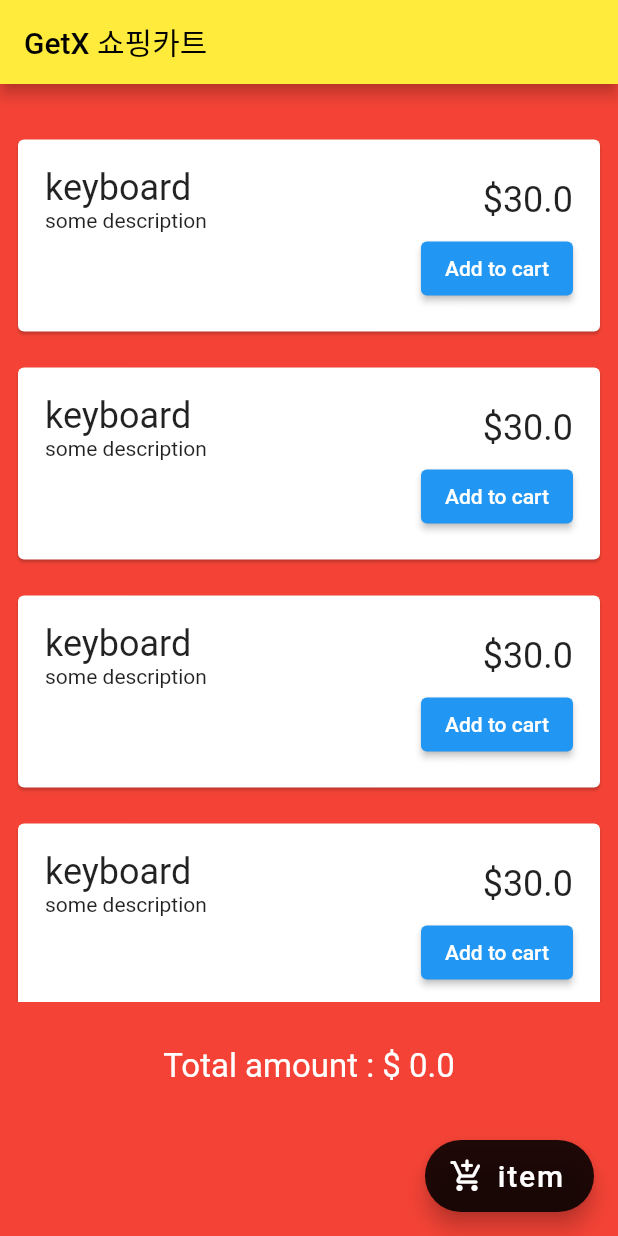
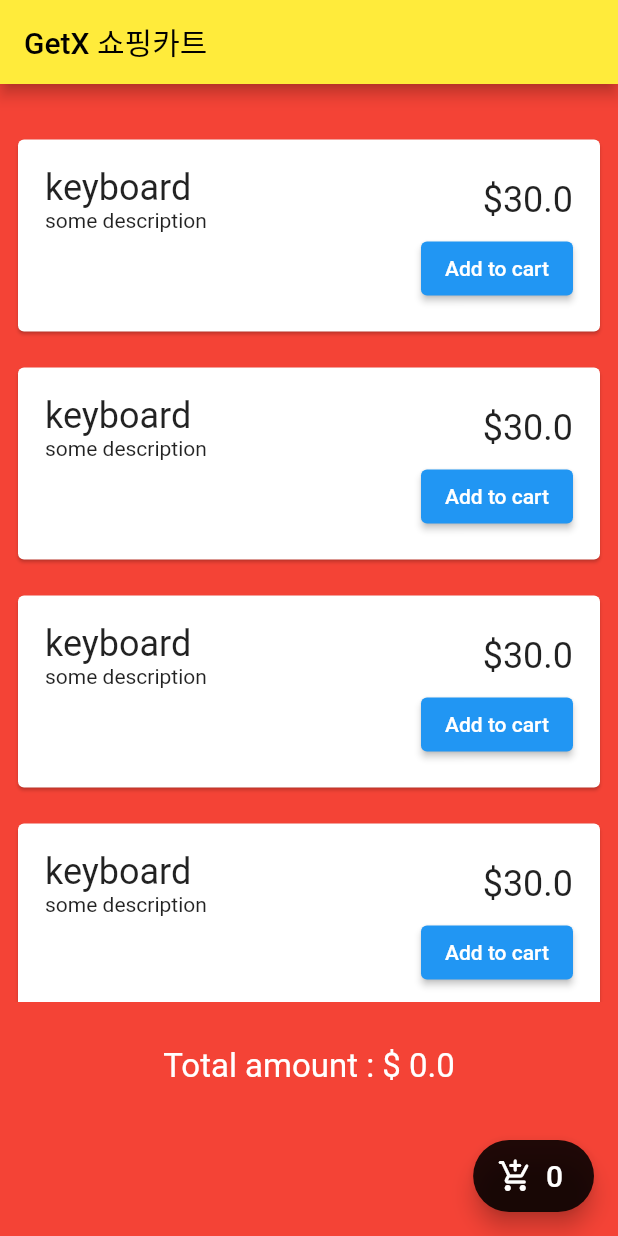
Before and after one commit to chloemk/getx_shopping_cart, a Flutter app: the screen it shows after launch, on a phone screen of 412 x 824 dp. Run offline on Flutter 3.47's test engine with Material 2 defaults, Android fonts, the phone set to English and light mode, and no system bars; our stand-ins replace get.

Commit message:
feat: apply getx in text widget

```diff
--- a/lib/view/shopping_page.dart
+++ b/lib/view/shopping_page.dart
@@ -98,12 +98,14 @@ class ShoppingPage extends StatelessWidget {
         ),
         floatingActionButton: FloatingActionButton.extended(
           onPressed: () {},
-          label: const Text(
-            'item',
-            style: TextStyle(
-              fontSize: 20,
-            ),
-          ),
+          label: GetX<CartController>(builder: (controller) {
+            return Text(
+              controller.count.toString(),
+              style: const TextStyle(
+                fontSize: 20,
+              ),
+            );
+          }),
           icon: const Icon(Icons.add_shopping_cart_rounded),
           backgroundColor: Colors.black87,
         ),
```
